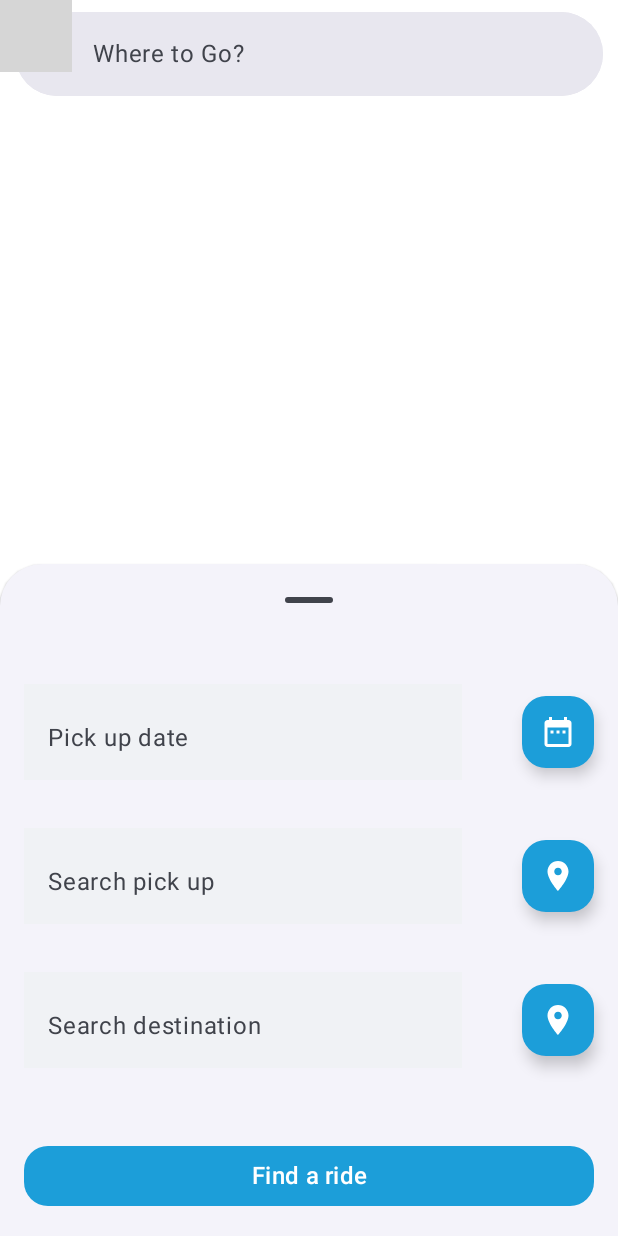
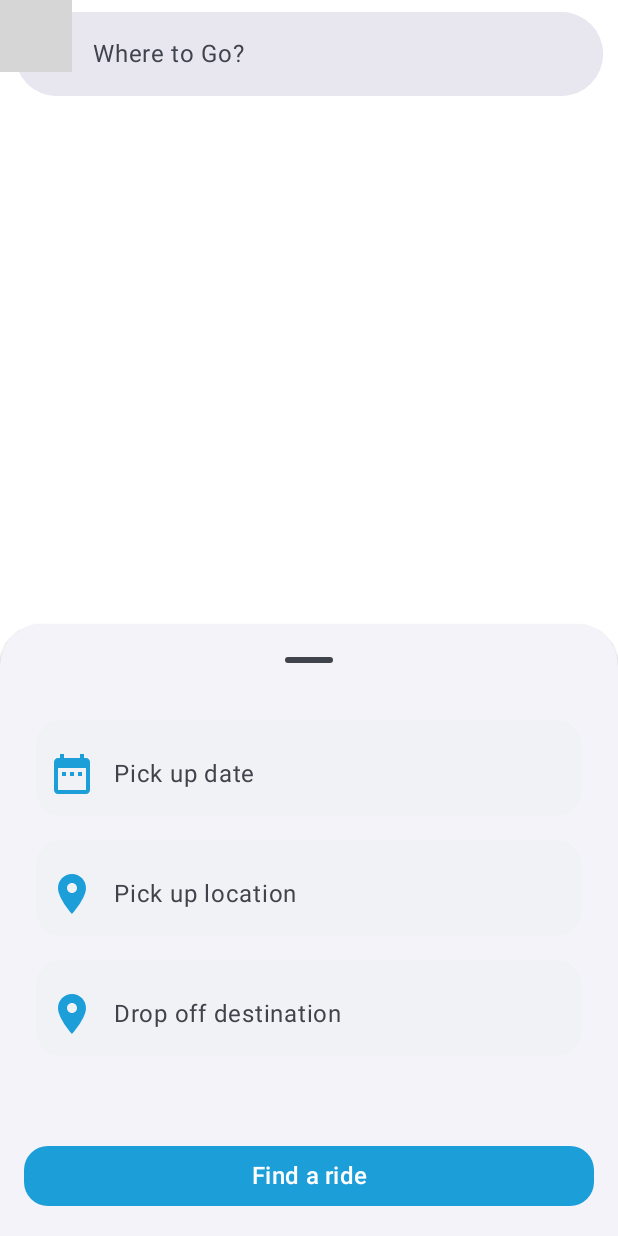
Before and after one commit to manarLABIDI/map-app, an Android app built with Jetpack Compose: the composable NavigationScreen shown on its own in the app's theme, after a tap on an icon or button, on a phone screen of 412 x 824 dp. Run offline under Robolectric (Android 15) with nearby library versions, the phone set to English and light mode, and no system bars; libraries missing offline, so code that uses them is left out: org.osmdroid.config, org.osmdroid.library, org.osmdroid.views; 3 statements that could not run were skipped; grey boxes are pictures that could not be loaded.

Commit message:
second commit

```diff
--- a/app/build.gradle.kts
+++ b/app/build.gradle.kts
@@ -52,6 +52,7 @@ dependencies {
     implementation("com.google.accompanist:accompanist-permissions:0.31.5-beta")
     implementation("androidx.preference:preference-ktx:1.2.1")
     implementation("androidx.compose.material3:material3:1.2.1")
+    implementation("androidx.compose.material:material:1.6.5")
     implementation("androidx.compose.material3:material3-window-size-class:1.2.1")
     implementation("androidx.compose.material3:material3-adaptive-navigation-suite:1.0.0-alpha05")
 
--- a/app/src/main/java/com/groupe/telnet/carpooling/map/MainActivity.kt
+++ b/app/src/main/java/com/groupe/telnet/carpooling/map/MainActivity.kt
@@ -3,13 +3,16 @@ package com.groupe.telnet.carpooling.map
 
 
 import android.content.Context
+import android.os.Build
 import android.os.Bundle
 import androidx.activity.ComponentActivity
 import androidx.activity.compose.setContent
+import androidx.annotation.RequiresApi
 import androidx.compose.foundation.layout.*
 import androidx.compose.material3.*
 import androidx.compose.runtime.*
 import androidx.compose.ui.Modifier
+import com.google.android.gms.location.FusedLocationProviderClient
 import com.groupe.telnet.carpooling.map.components.LocationSearchBar
 import com.groupe.telnet.carpooling.map.components.MapView
 import com.groupe.telnet.carpooling.map.components.NavigationBottomSheetScaffold
@@ -19,6 +22,7 @@ import org.osmdroid.library.BuildConfig
 import org.osmdroid.views.MapView
 
 class MainActivity : ComponentActivity() {
+     lateinit var fusedLocationProviderClient: FusedLocationProviderClient
     override fun onCreate(savedInstanceState: Bundle?) {
         super.onCreate(savedInstanceState)
         Configuration.getInstance().load(applicationContext, getSharedPreferences("OSM", Context.MODE_PRIVATE))
@@ -34,6 +38,7 @@ class MainActivity : ComponentActivity() {
     }
 }
 
+@RequiresApi(Build.VERSION_CODES.Q)
 @Composable
 fun NavigationScreen() {
     Column(
--- a/app/src/main/java/com/groupe/telnet/carpooling/map/components/DateTimePicker.kt
+++ b/app/src/main/java/com/groupe/telnet/carpooling/map/components/DateTimePicker.kt
@@ -4,6 +4,7 @@ import android.app.TimePickerDialog
 import androidx.compose.foundation.background
 import androidx.compose.foundation.clickable
 import androidx.compose.foundation.layout.*
+import androidx.compose.foundation.shape.RoundedCornerShape
 import androidx.compose.foundation.text.KeyboardOptions
 import androidx.compose.material.icons.Icons
 import androidx.compose.material.icons.filled.*
@@ -14,6 +15,7 @@ import androidx.compose.ui.Modifier
 import androidx.compose.ui.graphics.Color
 import androidx.compose.ui.text.input.KeyboardType
 import androidx.compose.ui.unit.dp
+import com.groupe.telnet.carpooling.map.iconButtons.calenderButton
 import com.groupe.telnet.carpooling.map.ui.theme.BackgroundColor
 import com.groupe.telnet.carpooling.map.ui.theme.SkyBlueColor
 import com.groupe.telnet.carpooling.map.utils.TimePickerDialog
@@ -30,19 +32,17 @@ fun datetime() {
     val pickedTime = rememberTimePickerState()
     var showDatePicker by remember { mutableStateOf(false) }
     var showTimePicker by remember { mutableStateOf(false) }
-    var textFieldText by remember {mutableStateOf("")}
-
-
-
-
-
-    Row(verticalAlignment = Alignment.CenterVertically) {
+    var textFieldText by remember { mutableStateOf("") }
+    Surface(
+        shape = RoundedCornerShape(16.dp),
+        modifier = Modifier
+            .padding(start = 8.dp, end = 8.dp)
+            .fillMaxWidth()
+    ) {
         OutlinedTextField(
             value = textFieldText,
             onValueChange = {},
             modifier = Modifier
-                .weight(1f)
-                .padding(vertical = 16.dp)
                 .background(color = BackgroundColor),
             label = { Text("Pick up date") },
             readOnly = true,
@@ -51,10 +51,13 @@ fun datetime() {
                 focusedBorderColor = Color.Transparent,
                 unfocusedBorderColor = Color.Transparent,
 
-            )
+                ),
+
+            leadingIcon = {
+                calenderButton(onClick = { showDatePicker = true })
+            }
         )
-        Spacer(modifier = Modifier.padding(20.dp))
-        calenderButton(onClick = {  showDatePicker = true })
+
     }
 
 
@@ -83,7 +86,7 @@ fun datetime() {
             DatePicker(
                 state = pickedDate,
 
-            )
+                )
         }
     }
 
@@ -118,20 +121,3 @@ fun datetime() {
 
 
 }
-
-
-
-@Composable
-fun calenderButton(onClick: () -> Unit) {
-    FloatingActionButton(
-        containerColor = SkyBlueColor,
-        onClick = { onClick() },
-        modifier = Modifier.size(48.dp),
-    ) {
-        Icon(
-            tint = Color.White,
-            imageVector = Icons.Default.DateRange,
-            contentDescription = "Calendar Icon"
-        )
-    }
-}
--- a/app/src/main/java/com/groupe/telnet/carpooling/map/components/MapView.kt
+++ b/app/src/main/java/com/groupe/telnet/carpooling/map/components/MapView.kt
@@ -29,6 +29,7 @@ import org.osmdroid.views.MapView
 import org.osmdroid.views.overlay.MapEventsOverlay
 import org.osmdroid.views.overlay.Marker
 import org.osmdroid.views.overlay.Polyline
+import org.osmdroid.views.overlay.gestures.RotationGestureOverlay
 import org.osmdroid.views.overlay.mylocation.GpsMyLocationProvider
 import org.osmdroid.views.overlay.mylocation.MyLocationNewOverlay
 import java.util.*
@@ -106,6 +107,11 @@ fun MapView() {
                     mapView.setTileSource(TileSourceFactory.MAPNIK)
                     mapView.setMultiTouchControls(true)
                     mapView.getLocalVisibleRect(Rect())
+
+                    val rotationGestureOverlay = RotationGestureOverlay(mapView)
+                    rotationGestureOverlay.isEnabled
+                    mapView.overlays.add(rotationGestureOverlay)
+
                     mapView.overlays.add(mLocationOverlay)
                     mapView.overlays.add(mapEventsOverlay)
                     val controller = mapView.controller
--- a/app/src/main/java/com/groupe/telnet/carpooling/map/components/NavigationBottomSheetScaffold.kt
+++ b/app/src/main/java/com/groupe/telnet/carpooling/map/components/NavigationBottomSheetScaffold.kt
@@ -1,22 +1,27 @@
 package com.groupe.telnet.carpooling.map.components
 
 
+import android.os.Build
+import androidx.annotation.RequiresApi
 import androidx.compose.foundation.layout.*
 import androidx.compose.material3.*
 import androidx.compose.runtime.*
 import androidx.compose.ui.Modifier
 import androidx.compose.ui.graphics.Color
 import androidx.compose.ui.unit.dp
+import kotlinx.coroutines.flow.distinctUntilChanged
+import kotlinx.coroutines.flow.filter
 
 
+
+@RequiresApi(Build.VERSION_CODES.Q)
 @Composable
 @OptIn(ExperimentalMaterial3Api::class)
 fun NavigationBottomSheetScaffold(
-    content: @Composable (PaddingValues) -> Unit,
+    content: @Composable (PaddingValues) -> Unit
     /*onLocationClicked: ((Double, Double) -> Unit)? = null*/
 ) {
     val scaffoldState = rememberBottomSheetScaffoldState()
-    val scope = rememberCoroutineScope()
     BottomSheetScaffold(
         containerColor = Color.White,
         sheetContent = {
@@ -24,20 +29,22 @@ fun NavigationBottomSheetScaffold(
 
             Column(
                 modifier = Modifier
-                    .height(320.dp)
+                    .height(280.dp)
                     .padding(16.dp),
 
 
             ) {
 
                 datetime()
-                locationFiled("Search pick up ")
-                locationFiled("Search destination")
+                Spacer(modifier = Modifier.height(16.dp))
+                locationFiled("Pick up location ")
+                Spacer(modifier = Modifier.height(16.dp))
+                locationFiled("Drop off destination")
             }
 
                 Box(
                     modifier = Modifier
-
+                        .height(80.dp)
                         .fillMaxWidth()
                         .padding(16.dp)
 
@@ -51,5 +58,7 @@ fun NavigationBottomSheetScaffold(
         scaffoldState = scaffoldState,
         sheetSwipeEnabled = true,
         content = content
+
     )
+
 }
--- a/app/src/main/java/com/groupe/telnet/carpooling/map/components/locationField.kt
+++ b/app/src/main/java/com/groupe/telnet/carpooling/map/components/locationField.kt
@@ -1,64 +1,66 @@
 package com.groupe.telnet.carpooling.map.components
 
+import android.Manifest
+import android.os.Build
+import android.widget.Toast
+import androidx.activity.compose.rememberLauncherForActivityResult
+import androidx.activity.result.contract.ActivityResultContracts
+import androidx.annotation.RequiresApi
 import androidx.compose.foundation.background
-import androidx.compose.foundation.layout.Row
-import androidx.compose.foundation.layout.Spacer
-import androidx.compose.foundation.layout.padding
-import androidx.compose.foundation.layout.size
-import androidx.compose.material.icons.Icons
-import androidx.compose.material.icons.filled.LocationOn
+import androidx.compose.foundation.layout.*
+import androidx.compose.foundation.shape.RoundedCornerShape
 import androidx.compose.material3.*
 import androidx.compose.runtime.*
-import androidx.compose.ui.Alignment
 import androidx.compose.ui.Modifier
 import androidx.compose.ui.graphics.Color
+import androidx.compose.ui.platform.LocalContext
 import androidx.compose.ui.unit.dp
+import com.groupe.telnet.carpooling.map.iconButtons.locationIcon
 import com.groupe.telnet.carpooling.map.ui.theme.BackgroundColor
-import com.groupe.telnet.carpooling.map.ui.theme.SkyBlueColor
 
 
+@RequiresApi(Build.VERSION_CODES.Q)
 @OptIn(ExperimentalMaterial3Api::class)
 @Composable
-fun locationFiled(labelText: String){
+fun locationFiled(labelText: String) {
+    val context = LocalContext.current
     var textFieldText by remember { mutableStateOf("") }
+
+    val launcher = rememberLauncherForActivityResult(
+        ActivityResultContracts.RequestPermission()
+    ){ isGranted ->
+        Toast.makeText(context,"isGranted= $isGranted",
+            Toast.LENGTH_SHORT).show()
+    }
 
 
 
-    Row(verticalAlignment = Alignment.CenterVertically) {
+    Surface(
+        shape = RoundedCornerShape(16.dp),
+        modifier = Modifier
+            .padding(start = 8.dp, end = 8.dp)
+            .fillMaxWidth()
+    ) {
         OutlinedTextField(
             value = textFieldText,
             onValueChange = {},
             modifier = Modifier
-                .weight(1f)
-                .padding(vertical = 16.dp)
                 .background(color = BackgroundColor),
             label = { Text(labelText) },
             readOnly = true,
             colors = OutlinedTextFieldDefaults.colors(
-
                 focusedBorderColor = Color.Transparent,
                 unfocusedBorderColor = Color.Transparent,
+            ),
+            leadingIcon = {
+                locationIcon(onClick = {
+                    launcher.launch(
+                       Manifest.permission.ACCESS_FINE_LOCATION
+                    )
+                })
+            }
+        )
 
-                )
-        )
-        Spacer(modifier = Modifier.padding(20.dp))
 
-        locationButton(onClick = {})
-    }
-
-}
-
-@Composable
-fun locationButton(onClick: () -> Unit) {
-    FloatingActionButton(
-        containerColor = SkyBlueColor,
-        onClick = { onClick() },
-        modifier = Modifier.size(48.dp),
-    ) {
-        Icon(
-            tint = Color.White,
-            imageVector = Icons.Default.LocationOn,
-            contentDescription = "Location Icon"
-        )
     }
 }
--- /dev/null
+++ b/app/src/main/java/com/groupe/telnet/carpooling/map/iconButtons/calenderButton.kt
@@ -0,0 +1,32 @@
+package com.groupe.telnet.carpooling.map.iconButtons
+
+import androidx.compose.foundation.clickable
+import androidx.compose.foundation.layout.padding
+import androidx.compose.foundation.layout.size
+import androidx.compose.material.icons.Icons
+import androidx.compose.material.icons.filled.DateRange
+import androidx.compose.material.icons.filled.LocationOn
+import androidx.compose.material3.FloatingActionButton
+import androidx.compose.material3.Icon
+import androidx.compose.runtime.Composable
+import androidx.compose.ui.Modifier
+import androidx.compose.ui.graphics.Color
+import androidx.compose.ui.unit.dp
+import com.groupe.telnet.carpooling.map.ui.theme.SkyBlueColor
+
+
+
+
+
+@Composable
+fun calenderButton(onClick: () -> Unit) {
+    Icon(
+        imageVector = Icons.Default.DateRange,
+        tint = SkyBlueColor,
+        contentDescription = "Calendar Icon",
+        modifier = Modifier
+            .size(48.dp)
+            .padding(horizontal = 8.dp)
+            .clickable(onClick = onClick)
+    )
+}
--- /dev/null
+++ b/app/src/main/java/com/groupe/telnet/carpooling/map/iconButtons/locationButton.kt
@@ -0,0 +1,26 @@
+package com.groupe.telnet.carpooling.map.iconButtons
+
+import androidx.compose.foundation.clickable
+import androidx.compose.foundation.layout.padding
+import androidx.compose.foundation.layout.size
+import androidx.compose.material.icons.Icons
+import androidx.compose.material.icons.filled.LocationOn
+import androidx.compose.material3.Icon
+import androidx.compose.runtime.Composable
+import androidx.compose.ui.Modifier
+import androidx.compose.ui.unit.dp
+import com.groupe.telnet.carpooling.map.ui.theme.SkyBlueColor
+
+
+@Composable
+fun locationIcon(onClick: () -> Unit) {
+    Icon(
+        imageVector = Icons.Default.LocationOn,
+        tint = SkyBlueColor,
+        contentDescription = "Location Icon",
+        modifier = Modifier
+            .size(48.dp)
+            .padding(horizontal = 8.dp)
+            .clickable(onClick = onClick)
+    )
+}
--- a/app/src/main/java/com/groupe/telnet/carpooling/map/components/CustomElevatedButton.kt
+++ b/app/src/main/java/com/groupe/telnet/carpooling/map/utils/CustomElevatedButton.kt
@@ -1,4 +1,4 @@
-package com.groupe.telnet.carpooling.map.components
+package com.groupe.telnet.carpooling.map.utils
 
 import androidx.compose.foundation.layout.PaddingValues
 import androidx.compose.foundation.layout.fillMaxWidth
```
Also changed, not shown: app/src/main/java/com/groupe/telnet/carpooling/map/components/LocationPermissionWrapper.kt (deleted, +0 -186 lines), app/src/main/java/com/groupe/telnet/carpooling/map/components/OSMmap.kt (added, +119 -0 lines), app/src/main/java/com/groupe/telnet/carpooling/map/permission/RequestLocationPermission.kt (added, +51 -0 lines), app/src/main/java/com/groupe/telnet/carpooling/map/permission/getUserLocation.kt (added, +53 -0 lines), app/src/main/java/com/groupe/telnet/carpooling/map/utils/Common.kt (added, +19 -0 lines).
